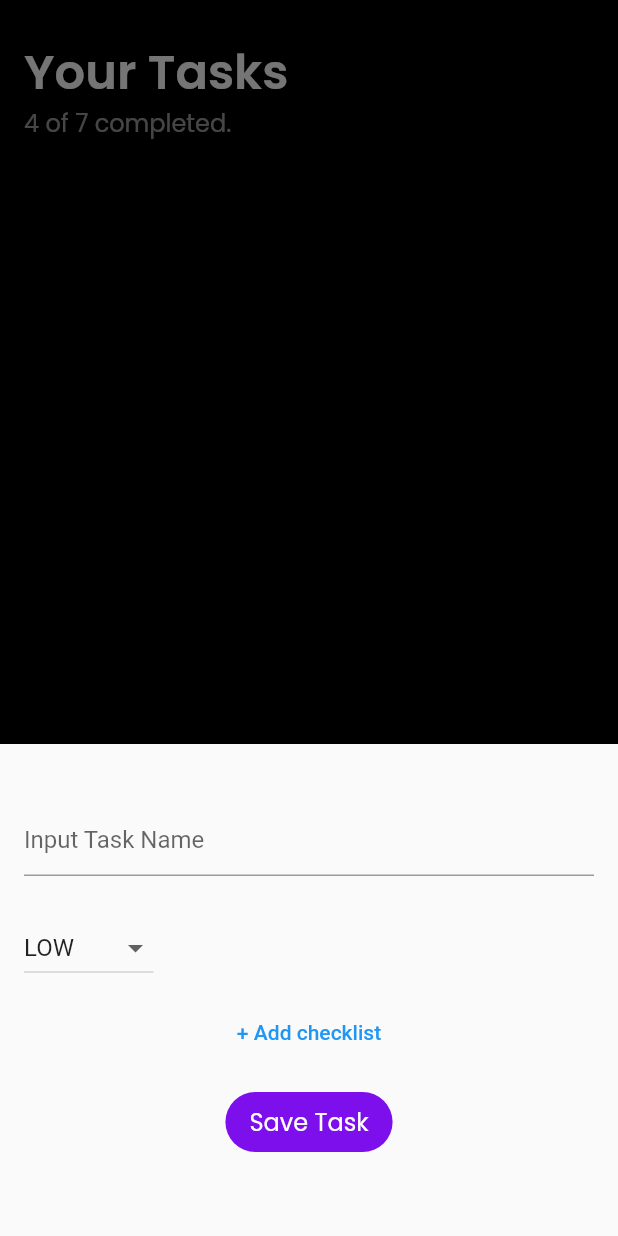
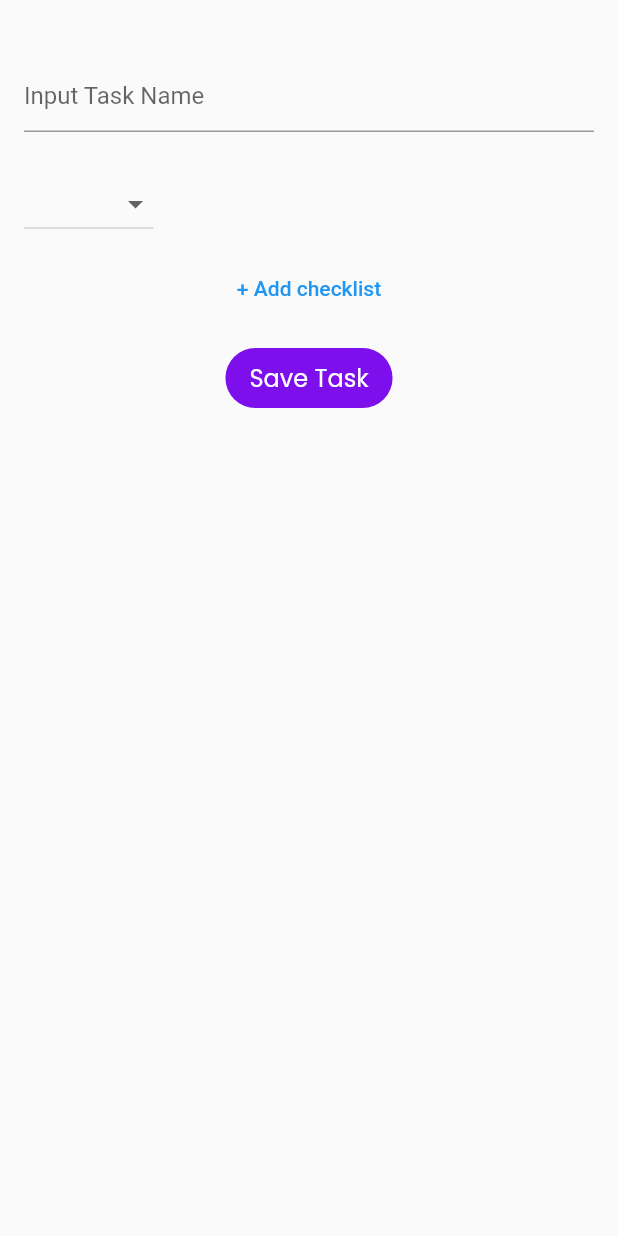
Before and after one commit to amenolabode/task_management, a Flutter app: the screen it shows after launch, after a tap on "Add task", on a phone screen of 412 x 824 dp. Run offline on Flutter 3.47's test engine with Material 2 defaults, Android fonts, the phone set to English and light mode, and no system bars.

Commit message:
addtask page, task viiew update

```diff
--- /dev/null
+++ b/lib/Screens/add_tasks/add_task_body.dart
@@ -0,0 +1,110 @@
+import 'package:flutter/material.dart';
+import 'package:task_management/Components/task%20components/task_card.dart';
+import 'package:task_management/Screens/task_view/task_view.dart';
+// import 'package:task_management/globals.dart';
+import 'package:task_management/styles.dart';
+
+class AddTasksBody extends StatefulWidget {
+  // final taskCards;
+  AddTasksBody({
+    Key? key,
+  }) : super(key: key);
+
+  @override
+  State<AddTasksBody> createState() => _AddTasksBodyState();
+}
+
+class _AddTasksBodyState extends State<AddTasksBody> {
+  TextEditingController textCollected = TextEditingController();
+  final listItems = ['HIGH', 'MEDIUM', 'LOW'];
+  List<Widget> taskCards = [];
+
+  String? value;
+
+  @override
+  Widget build(BuildContext context) {
+    return Padding(
+      padding: const EdgeInsets.all(16.0),
+      child: Wrap(
+        children: [
+          // checkListWidget("checkListText"),
+          Padding(
+            padding: const EdgeInsets.fromLTRB(0, 24, 0, 24),
+            child: TextField(
+              controller: textCollected,
+              decoration: const InputDecoration(hintText: "Input Task Name"),
+            ),
+          ),
+          DropdownButton<String>(
+            value: value,
+            items: listItems.map(buildMenuItem).toList(),
+            icon: const Icon(Icons.arrow_drop_down),
+            onChanged: (value) {
+              setState(
+                () {
+                  this.value = value;
+                },
+              );
+            },
+          ),
+          Center(
+            child: Padding(
+              padding: const EdgeInsets.fromLTRB(0, 8, 0, 8),
+              child: TextButton(
+                onPressed: () {},
+                child: const Text("+ Add checklist"),
+              ),
+            ),
+          ),
+          Padding(
+            padding: const EdgeInsets.only(bottom: 32.0),
+            child: Center(
+              child: TextButton(
+                onPressed: () {
+                  addTaskItem();
+                },
+                child: Container(
+                  decoration: BoxDecoration(
+                      color: primaryColor,
+                      borderRadius: BorderRadius.circular(50)),
+                  child: const Padding(
+                    padding: EdgeInsets.fromLTRB(16, 8, 16, 8),
+                    child: Text(
+                      "Save Task",
+                      style: bodyTextStyle,
+                    ),
+                  ),
+                ),
+              ),
+            ),
+          )
+        ],
+      ),
+    );
+  }
+
+  DropdownMenuItem<String> buildMenuItem(String item) {
+    return DropdownMenuItem(
+      value: item,
+      child: Text(item),
+    );
+  }
+
+  void addTaskItem() {
+    String taskCardUpdate = textCollected.text.toString().trim();
+    var taskUIUpdate = TaskCard(
+      cardStatus: "cardStatus",
+      taskNote: taskCardUpdate,
+      priorityColor: redColor,
+      subTaskListOne: "subTaskListOne",
+      subTaskListTwo: "subTaskListTwo",
+    );
+
+    textCollected.text = "";
+    setState(() {
+      print("Check point 2");
+      taskCards.add(taskUIUpdate);
+    });
+    Navigator.pop(context, taskUIUpdate);
+  }
+}
--- /dev/null
+++ b/lib/Screens/add_tasks/add_task_view.dart
@@ -0,0 +1,13 @@
+import 'package:flutter/material.dart';
+import 'package:task_management/Screens/add_tasks/add_task_body.dart';
+
+class AddTasks extends StatelessWidget {
+  const AddTasks({Key? key}) : super(key: key);
+
+  @override
+  Widget build(BuildContext context) {
+    return Scaffold(
+      body: AddTasksBody(),
+    );
+  }
+}
--- a/lib/Screens/task_view/task_view.dart
+++ b/lib/Screens/task_view/task_view.dart
@@ -1,11 +1,12 @@
 import 'package:flutter/material.dart';
 import 'package:task_management/Components/task%20components/task_card.dart';
+import 'package:task_management/Screens/add_tasks/add_task_view.dart';
 import 'package:task_management/Screens/task_view/task_view_body.dart';
 import 'package:task_management/Screens/util.dart';
 import 'package:task_management/styles.dart';
 
 class TaskHome extends StatefulWidget {
-  const TaskHome({Key? key}) : super(key: key);
+  TaskHome({Key? key}) : super(key: key);
 
   @override
   State<TaskHome> createState() => _TaskHomeState();
@@ -14,15 +15,18 @@ class TaskHome extends StatefulWidget {
 class _TaskHomeState extends State<TaskHome> {
   TextEditingController textCollected = TextEditingController();
   List<Widget> taskCards = [];
-  String initialItem = 'LOW';
-  var listItems = ['HIGH', 'MEDIUM', 'LOW'];
 
   @override
   Widget build(BuildContext context) {
     return Scaffold(
       floatingActionButton: FloatingActionButton.extended(
         onPressed: () {
-          addTasks(context);
+          print("Check point 1");
+          Navigator.pushNamed(context, '/addTask').then((value) {
+            var taskCard = value as TaskCard;
+            taskCards.add(taskCard);
+            setState(() {});
+          });
         },
         label: const Text(
           "Add task",
@@ -35,89 +39,7 @@ class _TaskHomeState extends State<TaskHome> {
         backgroundColor: primaryColor,
         elevation: 0,
       ),
-      body: TaskHomeBody(
-        TaskCards: taskCards,
-      ),
-    );
-  }
-
-  //Show Modal Bottom Sheet to add tasks
-  Future<dynamic> addTasks(BuildContext context) {
-    return showModalBottomSheet(
-      context: context,
-      builder: (context) {
-        return Padding(
-          padding: const EdgeInsets.all(16.0),
-          child: Wrap(
-            children: [
-              // checkListWidget("checkListText"),
-              Padding(
-                padding: const EdgeInsets.fromLTRB(0, 24, 0, 24),
-                child: TextField(
-                  controller: textCollected,
-                  decoration:
-                      const InputDecoration(hintText: "Input Task Name"),
-                ),
-              ),
-
-              //Dropdown Menu Items
-              DropdownButton(
-                value: initialItem,
-                items: listItems.map(
-                  (String listItems) {
-                    return DropdownMenuItem(
-                      value: listItems,
-                      child: Text(listItems),
-                    );
-                  },
-                ).toList(),
-                icon: const Icon(Icons.arrow_drop_down),
-                onChanged: (String? newValue) {
-                  setState(
-                    () {
-                      this.initialItem = newValue!;
-                    },
-                  );
-                },
-              ),
-
-              //Add Checklist Button
-              Center(
-                child: Padding(
-                  padding: const EdgeInsets.fromLTRB(0, 8, 0, 8),
-                  child: TextButton(
-                    onPressed: () {},
-                    child: const Text("+ Add checklist"),
-                  ),
-                ),
-              ),
-              Padding(
-                padding: const EdgeInsets.only(bottom: 32.0),
-                child: Center(
-                  child: TextButton(
-                    onPressed: () {
-                      addTaskItem();
-                      Navigator.pop(context);
-                    },
-                    child: Container(
-                      decoration: BoxDecoration(
-                          color: primaryColor,
-                          borderRadius: BorderRadius.circular(50)),
-                      child: const Padding(
-                        padding: EdgeInsets.fromLTRB(16, 8, 16, 8),
-                        child: Text(
-                          "Save Task",
-                          style: bodyTextStyle,
-                        ),
-                      ),
-                    ),
-                  ),
-                ),
-              )
-            ],
-          ),
-        );
-      },
+      body: _taskViewBody(),
     );
   }
 
@@ -138,22 +60,47 @@ class _TaskHomeState extends State<TaskHome> {
     );
   }
 
-  void addTaskItem() {
-    String taskCardUpdate = textCollected.text.toString().trim();
-    var taskUIUpdate = TaskCard(
-      cardStatus: "cardStatus",
-      taskNote: taskCardUpdate,
-      priorityColor: colorMatcher(PriorityType.HIGH.name),
-      subTaskListOne: "subTaskListOne",
-      subTaskListTwo: "subTaskListTwo",
-    );
-    taskCards.add(taskUIUpdate);
-    textCollected.text = "";
-    setState(() {});
-  }
-
   Color colorMatcher(String priority) {
     if (priority == PriorityType.HIGH.name) {}
     return yellowColor;
   }
+
+  Widget _taskViewBody() {
+    return Stack(
+      children: [
+        Container(
+          color: Colors.black,
+        ),
+        SingleChildScrollView(
+          scrollDirection: Axis.vertical,
+          child: Column(
+            children: [
+              Padding(
+                padding: const EdgeInsets.fromLTRB(16, 24, 0, 16),
+                child: Column(
+                  crossAxisAlignment: CrossAxisAlignment.start,
+                  children: const [
+                    Text(
+                      "Your Tasks",
+                      style: header,
+                    ),
+                    Text(
+                      "4 of 7 completed.",
+                      style: bodyTextStyleGrey,
+                    ),
+                  ],
+                ),
+              ),
+              Padding(
+                padding: const EdgeInsets.only(top: 8.0),
+                child: Column(
+                  children: taskCards,
+                ),
+              ),
+            ],
+          ),
+        ),
+      ],
+    );
+  }
 }
--- a/lib/Screens/task_view/task_view_body.dart
+++ b/lib/Screens/task_view/task_view_body.dart
@@ -1,15 +1,26 @@
 import 'package:flutter/material.dart';
+import 'package:task_management/Screens/add_tasks/add_task_body.dart';
+// import 'package:task_management/globals.dart';
 // import 'package:task_management/Components/task%20components/task_card.dart';
 import 'package:task_management/styles.dart';
 
-class TaskHomeBody extends StatelessWidget {
-  final TaskCards;
+class TaskViewBody extends StatefulWidget {
 
-  const TaskHomeBody({Key? key, required this.TaskCards}) : super(key: key);
+
+  TaskViewBody({
+    Key? key,
+  }) : super(key: key);
+
+  @override
+  State<TaskViewBody> createState() => _TaskViewBodyState();
+}
+
+class _TaskViewBodyState extends State<TaskViewBody> {
+  List<Widget> taskCards = [];
 
   @override
   Widget build(BuildContext context) {
-    List<Widget> checkListItems = [];
+    // List<Widget> checkListItems = [];
 
     return Stack(
       children: [
@@ -39,7 +50,7 @@ class TaskHomeBody extends StatelessWidget {
               Padding(
                 padding: const EdgeInsets.only(top: 8.0),
                 child: Column(
-                  children: TaskCards,
+                  children: taskCards,
                 ),
               ),
             ],
--- a/lib/run/app.dart
+++ b/lib/run/app.dart
@@ -1,4 +1,6 @@
 import 'package:flutter/material.dart';
+import 'package:task_management/Components/task%20components/task_card.dart';
+import 'package:task_management/Screens/add_tasks/add_task_view.dart';
 import 'package:task_management/Screens/task_details/task_details.dart';
 import 'package:task_management/Screens/task_view/task_view.dart';
 
@@ -16,9 +18,10 @@ class MyApp extends StatelessWidget {
       ),
       routes: {
         //'/tasklist': (context) => const TaskDetails(),
-        '/homepage': (context) => const TaskHome(),
+        '/homepage': (context) => TaskHome(),
+        '/addTask': (context) => AddTasks(),
       },
-      home: Stack(children: const [TaskHome()]),
+      home: Stack(children: [TaskHome()]),
     );
   }
 }
--- a/pubspec.yaml
+++ b/pubspec.yaml
@@ -47,6 +47,8 @@ dev_dependencies:
   # rules and activating additional ones.
   flutter_lints: ^1.0.0
 
+
+
 # For information on the generic Dart part of this file, see the
 # following page: https://dart.dev/tools/pub/pubspec
 
```
